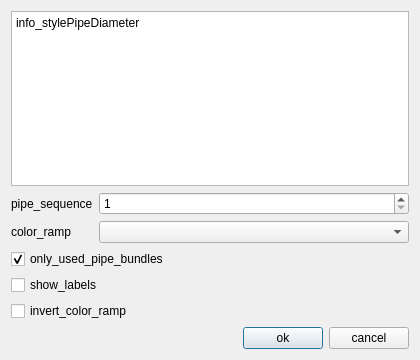
equa/IDA-Districts, file districts/districts_stylePipeDiameter.ui: the form before one commit.
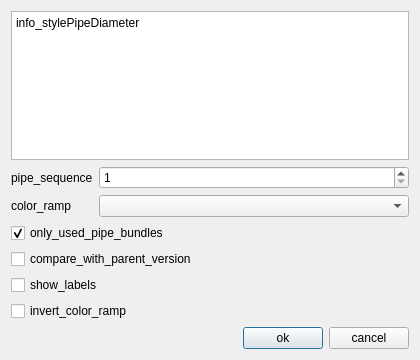
The form after the commit.

```diff
--- a/districts/districts_stylePipeDiameter.ui
+++ b/districts/districts_stylePipeDiameter.ui
@@ -74,6 +74,13 @@
      </property>
     </widget>
    </item>
+   <item>
+    <widget class="QCheckBox" name="checkBox_compareParent">
+     <property name="text">
+      <string>compare_with_parent_version</string>
+     </property>
+    </widget>
+   </item>
    <item>
     <widget class="QCheckBox" name="checkBox_showLabels">
      <property name="text">
```
